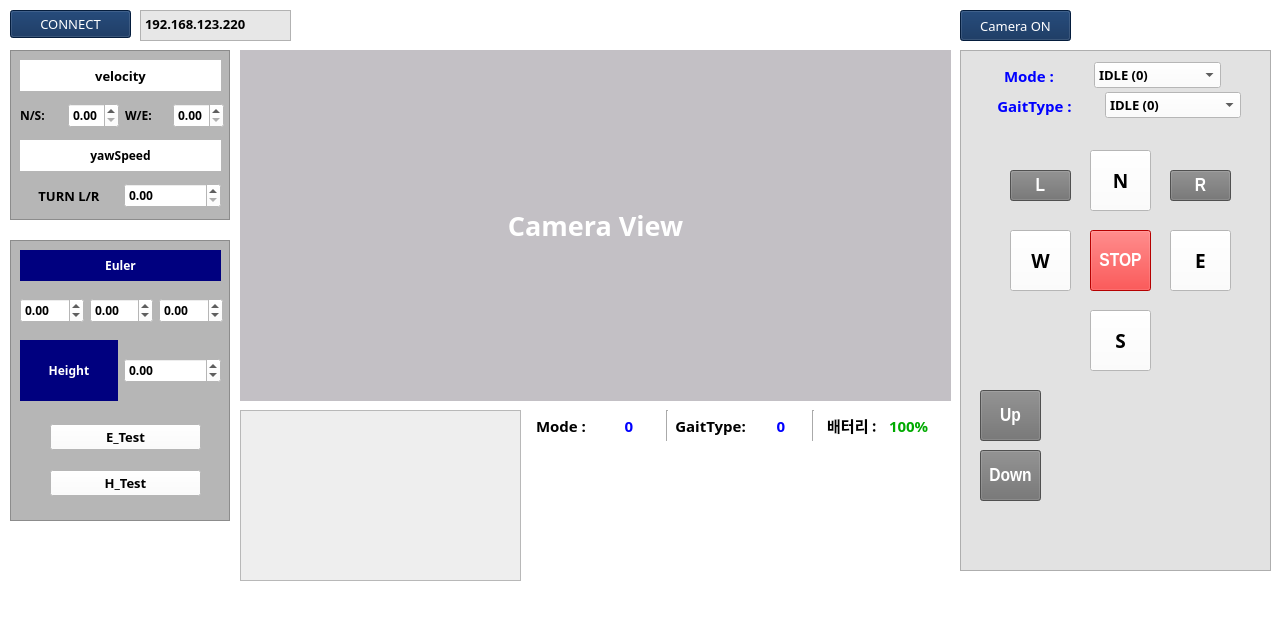
This is control_gui.ui in sohyeonAhn/unitree_rob_py as Qt 5 draws it before an edit. The edited form follows.
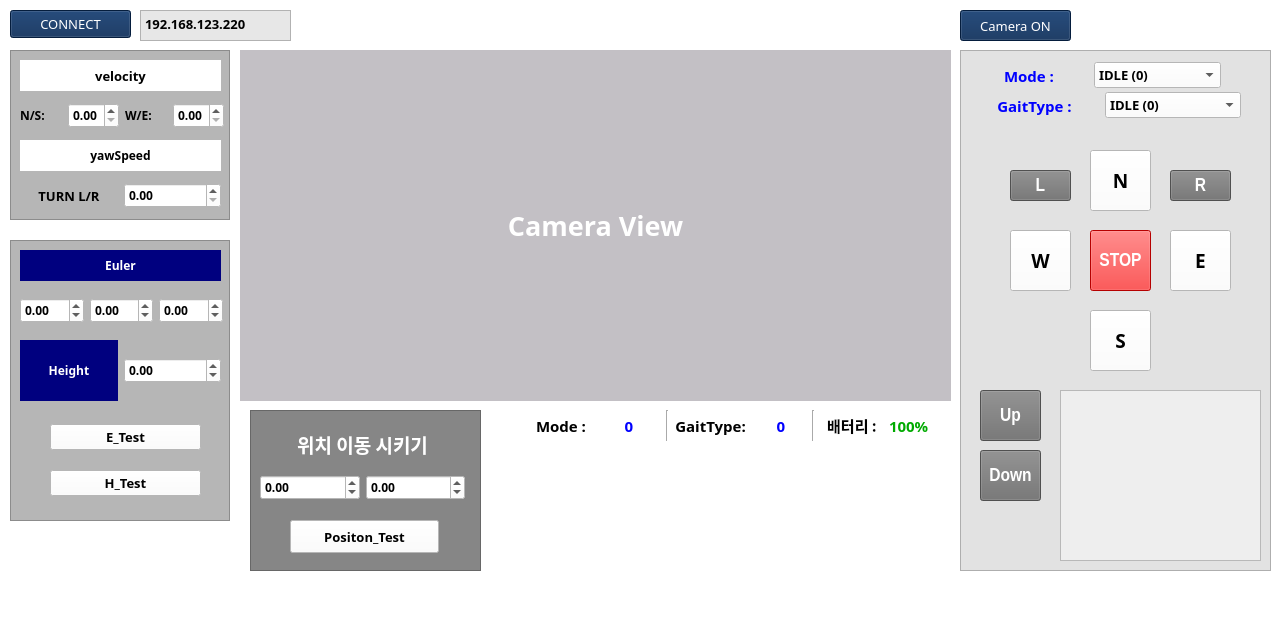
This is the edited form.

The edit to the form file:
```diff
--- a/control_gui.ui
+++ b/control_gui.ui
@@ -660,6 +660,25 @@
       </item>
      </layout>
     </widget>
+    <widget class="QTextBrowser" name="highstate_textBrowser">
+     <property name="geometry">
+      <rect>
+       <x>100</x>
+       <y>340</y>
+       <width>201</width>
+       <height>171</height>
+      </rect>
+     </property>
+     <property name="font">
+      <font>
+       <family>에스코어 드림 4 Regular</family>
+      </font>
+     </property>
+     <property name="styleSheet">
+      <string notr="true">background-color: rgb(238, 238, 238);
+color: rgb(0, 0, 255);</string>
+     </property>
+    </widget>
    </widget>
    <widget class="QTextEdit" name="textEdit">
     <property name="geometry">
@@ -723,25 +742,6 @@
      <set>Qt::AlignCenter</set>
     </property>
    </widget>
-   <widget class="QTextBrowser" name="highstate_textBrowser">
-    <property name="geometry">
-     <rect>
-      <x>240</x>
-      <y>410</y>
-      <width>281</width>
-      <height>171</height>
-     </rect>
-    </property>
-    <property name="font">
-     <font>
-      <family>에스코어 드림 4 Regular</family>
-     </font>
-    </property>
-    <property name="styleSheet">
-     <string notr="true">background-color: rgb(238, 238, 238);
-color: rgb(0, 0, 255);</string>
-    </property>
-   </widget>
    <widget class="QPushButton" name="camera_on_btn">
     <property name="geometry">
      <rect>
@@ -1154,6 +1154,134 @@
      </layout>
     </widget>
    </widget>
+   <widget class="QFrame" name="frame_4">
+    <property name="geometry">
+     <rect>
+      <x>250</x>
+      <y>410</y>
+      <width>231</width>
+      <height>161</height>
+     </rect>
+    </property>
+    <property name="styleSheet">
+     <string notr="true">background-color: rgb(134, 134, 134);</string>
+    </property>
+    <property name="frameShape">
+     <enum>QFrame::StyledPanel</enum>
+    </property>
+    <property name="frameShadow">
+     <enum>QFrame::Raised</enum>
+    </property>
+    <widget class="QPushButton" name="position_btn">
+     <property name="geometry">
+      <rect>
+       <x>40</x>
+       <y>110</y>
+       <width>149</width>
+       <height>33</height>
+      </rect>
+     </property>
+     <property name="font">
+      <font>
+       <family>에스코어 드림 6 Bold</family>
+       <pointsize>10</pointsize>
+       <weight>75</weight>
+       <bold>true</bold>
+      </font>
+     </property>
+     <property name="styleSheet">
+      <string notr="true">background-color: rgb(255, 255, 255);</string>
+     </property>
+     <property name="text">
+      <string>Positon_Test</string>
+     </property>
+    </widget>
+    <widget class="QWidget" name="verticalLayoutWidget_2">
+     <property name="geometry">
+      <rect>
+       <x>10</x>
+       <y>10</y>
+       <width>205</width>
+       <height>80</height>
+      </rect>
+     </property>
+     <layout class="QVBoxLayout" name="verticalLayout_2">
+      <item>
+       <widget class="QLabel" name="label_8">
+        <property name="font">
+         <font>
+          <family>에스코어 드림 6 Bold</family>
+          <pointsize>14</pointsize>
+          <weight>75</weight>
+          <bold>true</bold>
+         </font>
+        </property>
+        <property name="styleSheet">
+         <string notr="true">color: rgb(255, 255, 255);</string>
+        </property>
+        <property name="text">
+         <string>위치 이동 시키기</string>
+        </property>
+        <property name="alignment">
+         <set>Qt::AlignCenter</set>
+        </property>
+       </widget>
+      </item>
+      <item>
+       <layout class="QHBoxLayout" name="horizontalLayout_5">
+        <item>
+         <widget class="QDoubleSpinBox" name="input_position_0">
+          <property name="font">
+           <font>
+            <family>에스코어 드림 6 Bold</family>
+            <pointsize>9</pointsize>
+            <weight>75</weight>
+            <bold>true</bold>
+           </font>
+          </property>
+          <property name="styleSheet">
+           <string notr="true">background-color: rgb(255, 255, 255);</string>
+          </property>
+          <property name="minimum">
+           <double>-5.000000000000000</double>
+          </property>
+          <property name="maximum">
+           <double>5.000000000000000</double>
+          </property>
+          <property name="singleStep">
+           <double>0.100000000000000</double>
+          </property>
+         </widget>
+        </item>
+        <item>
+         <widget class="QDoubleSpinBox" name="input_position_1">
+          <property name="font">
+           <font>
+            <family>에스코어 드림 6 Bold</family>
+            <pointsize>9</pointsize>
+            <weight>75</weight>
+            <bold>true</bold>
+           </font>
+          </property>
+          <property name="styleSheet">
+           <string notr="true">background-color: rgb(255, 255, 255);</string>
+          </property>
+          <property name="minimum">
+           <double>-5.000000000000000</double>
+          </property>
+          <property name="maximum">
+           <double>5.000000000000000</double>
+          </property>
+          <property name="singleStep">
+           <double>0.100000000000000</double>
+          </property>
+         </widget>
+        </item>
+       </layout>
+      </item>
+     </layout>
+    </widget>
+   </widget>
    <zorder>frame_2</zorder>
    <zorder>connect_btn</zorder>
    <zorder>frame</zorder>
```
Left out of the diff: 2 changed lines with no effect on the pictures.
